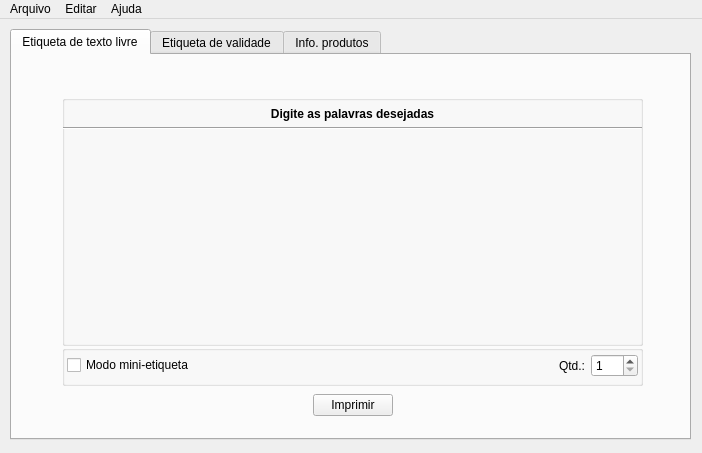
Before: the Qt Designer form mainwindow.ui in thiagoneo/ZMasterPrint, drawn with Qt 5.
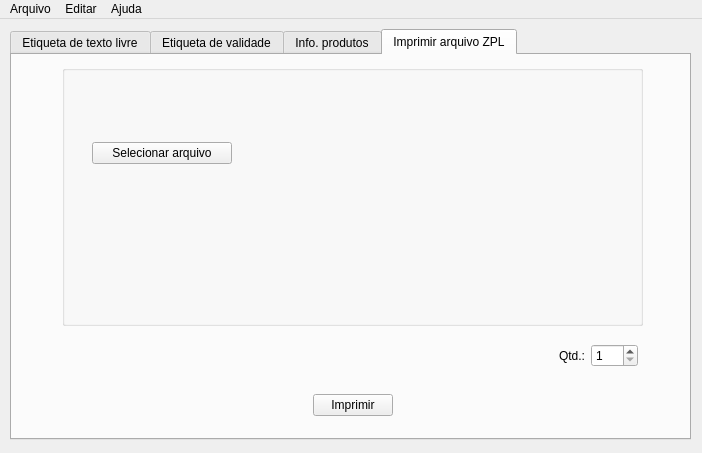
After: the same form once the commit is applied. The open tabs and pages were chosen to show the change. Icons and pictures are not drawn.

Commit message: Adicionada aba para imprimir arquivo ZPL

```diff
--- a/mainwindow.ui
+++ b/mainwindow.ui
@@ -841,6 +841,177 @@
       </widget>
      </widget>
     </widget>
+    <widget class="QWidget" name="tab_3">
+     <attribute name="title">
+      <string>Imprimir arquivo ZPL</string>
+     </attribute>
+     <widget class="QGroupBox" name="groupBox_5">
+      <property name="geometry">
+       <rect>
+        <x>50</x>
+        <y>10</y>
+        <width>581</width>
+        <height>261</height>
+       </rect>
+      </property>
+      <property name="title">
+       <string/>
+      </property>
+      <widget class="QWidget" name="horizontalLayoutWidget_10">
+       <property name="geometry">
+        <rect>
+         <x>30</x>
+         <y>70</y>
+         <width>140</width>
+         <height>37</height>
+        </rect>
+       </property>
+       <layout class="QHBoxLayout" name="horizontalLayout_8">
+        <item>
+         <widget class="QPushButton" name="btnSelecArq">
+          <property name="text">
+           <string>Selecionar arquivo</string>
+          </property>
+         </widget>
+        </item>
+       </layout>
+      </widget>
+      <widget class="QWidget" name="horizontalLayoutWidget_12">
+       <property name="geometry">
+        <rect>
+         <x>180</x>
+         <y>70</y>
+         <width>361</width>
+         <height>35</height>
+        </rect>
+       </property>
+       <layout class="QHBoxLayout" name="horizontalLayout_10">
+        <item>
+         <widget class="QLabel" name="lblArq">
+          <property name="text">
+           <string/>
+          </property>
+         </widget>
+        </item>
+       </layout>
+      </widget>
+     </widget>
+     <widget class="QWidget" name="horizontalLayoutWidget_11">
+      <property name="geometry">
+       <rect>
+        <x>50</x>
+        <y>280</y>
+        <width>581</width>
+        <height>41</height>
+       </rect>
+      </property>
+      <layout class="QHBoxLayout" name="horizontalLayout_9">
+       <property name="leftMargin">
+        <number>5</number>
+       </property>
+       <property name="topMargin">
+        <number>3</number>
+       </property>
+       <property name="rightMargin">
+        <number>5</number>
+       </property>
+       <property name="bottomMargin">
+        <number>3</number>
+       </property>
+       <item>
+        <spacer name="horizontalSpacer_7">
+         <property name="orientation">
+          <enum>Qt::Horizontal</enum>
+         </property>
+         <property name="sizeHint" stdset="0">
+          <size>
+           <width>40</width>
+           <height>20</height>
+          </size>
+         </property>
+        </spacer>
+       </item>
+       <item>
+        <widget class="QLabel" name="labelQtd_3">
+         <property name="layoutDirection">
+          <enum>Qt::LeftToRight</enum>
+         </property>
+         <property name="text">
+          <string>Qtd.:</string>
+         </property>
+         <property name="alignment">
+          <set>Qt::AlignRight|Qt::AlignTrailing|Qt::AlignVCenter</set>
+         </property>
+        </widget>
+       </item>
+       <item>
+        <widget class="QSpinBox" name="spinQtdArq">
+         <property name="minimum">
+          <number>1</number>
+         </property>
+         <property name="maximum">
+          <number>100</number>
+         </property>
+         <property name="value">
+          <number>1</number>
+         </property>
+        </widget>
+       </item>
+      </layout>
+     </widget>
+     <widget class="QWidget" name="horizontalLayoutWidget_13">
+      <property name="geometry">
+       <rect>
+        <x>50</x>
+        <y>330</y>
+        <width>581</width>
+        <height>41</height>
+       </rect>
+      </property>
+      <layout class="QHBoxLayout" name="horizontalLayout_11">
+       <item>
+        <spacer name="horizontalSpacer_8">
+         <property name="orientation">
+          <enum>Qt::Horizontal</enum>
+         </property>
+         <property name="sizeHint" stdset="0">
+          <size>
+           <width>40</width>
+           <height>20</height>
+          </size>
+         </property>
+        </spacer>
+       </item>
+       <item>
+        <widget class="QPushButton" name="btnPrintArq">
+         <property name="styleSheet">
+          <string notr="true"/>
+         </property>
+         <property name="text">
+          <string>Imprimir</string>
+         </property>
+         <property name="icon">
+          <iconset theme="document-print">
+           <normaloff>../Documentos/QuickLabelEditor/icons/print.svg</normaloff>../Documentos/QuickLabelEditor/icons/print.svg</iconset>
+         </property>
+        </widget>
+       </item>
+       <item>
+        <spacer name="horizontalSpacer_9">
+         <property name="orientation">
+          <enum>Qt::Horizontal</enum>
+         </property>
+         <property name="sizeHint" stdset="0">
+          <size>
+           <width>40</width>
+           <height>20</height>
+          </size>
+         </property>
+        </spacer>
+       </item>
+      </layout>
+     </widget>
+    </widget>
    </widget>
   </widget>
   <widget class="QMenuBar" name="menubar">
```
Left out of the diff: 14 changed lines with no effect on the pictures. The commit also changes 5 other files.
